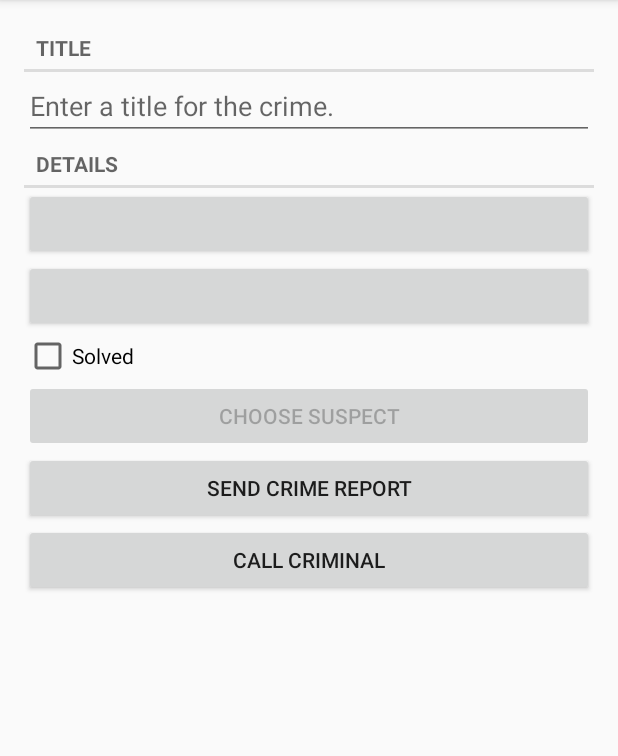
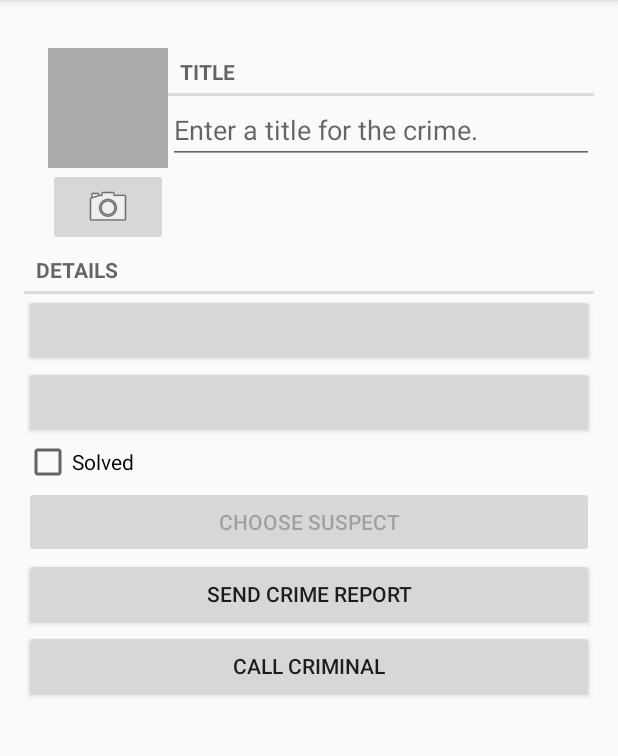
Before and after one commit to jportner12/CriminalIntent, an Android app: the screen it shows after launch (MainActivity), after a tap on "New Crime", on a phone screen of 412 x 824 dp, the part 84-840 px from its top. Run offline under Robolectric (Android 15) with nearby library versions, the phone set to English and light mode, and no system bars; our stand-ins replace Room's generated code; 1 statement that could not run was skipped.

Commit message:
Chapter 16 and Challenge

```diff
--- a/app/src/main/java/com/bigranch/android/criminalintent/Crime.kt
+++ b/app/src/main/java/com/bigranch/android/criminalintent/Crime.kt
@@ -13,4 +13,7 @@ data class Crime(@PrimaryKey val id: UUID =UUID.randomUUID(),
                  var isSolved:Boolean = false,
                  //var requiresPolice: Boolean = false) //this must be deleted because of the database testing
                  var suspect: String = "",
-                 var number: String = "")
+                 var number: String = "") {
+
+    val photoFileName get() = "IMG-$id.jpg"
+}
--- a/app/src/main/java/com/bigranch/android/criminalintent/CrimeDetailViewModel.kt
+++ b/app/src/main/java/com/bigranch/android/criminalintent/CrimeDetailViewModel.kt
@@ -4,6 +4,7 @@ import androidx.lifecycle.LiveData
 import androidx.lifecycle.MutableLiveData
 import androidx.lifecycle.Transformations
 import androidx.lifecycle.ViewModel
+import java.io.File
 import java.util.*
 
 class CrimeDetailViewModel: ViewModel() {
@@ -22,4 +23,8 @@ class CrimeDetailViewModel: ViewModel() {
     fun saveCrime(crime: Crime) {
         crimeRepository.updateCrime(crime)
     }
+
+    fun getPhotoFile(crime: Crime): File {
+        return crimeRepository.getPhotoFile(crime)
+    }
 }
--- a/app/src/main/java/com/bigranch/android/criminalintent/CrimeFragment.kt
+++ b/app/src/main/java/com/bigranch/android/criminalintent/CrimeFragment.kt
@@ -3,12 +3,14 @@ package com.bigranch.android.criminalintent
 import android.Manifest
 import android.annotation.SuppressLint
 import android.app.Activity
+import android.content.Context
 import android.content.Intent
 import android.content.pm.PackageManager
 import android.content.pm.ResolveInfo
 import android.net.Uri
 import android.os.Bundle
 import android.provider.ContactsContract
+import android.provider.MediaStore
 import android.text.Editable
 import android.text.TextWatcher
 import android.text.format.DateFormat
@@ -16,23 +18,24 @@ import android.util.Log
 import android.view.LayoutInflater
 import android.view.View
 import android.view.ViewGroup
-import android.widget.Button
-import android.widget.CheckBox
-import android.widget.DatePicker
-import android.widget.EditText
+import android.widget.*
 import androidx.core.app.ActivityCompat
 import androidx.core.content.ContextCompat
+import androidx.core.content.FileProvider
 import androidx.fragment.app.Fragment
 import androidx.lifecycle.ViewModelProviders
 import androidx.lifecycle.Observer
+import java.io.File
 import java.text.SimpleDateFormat
 import java.util.*
 
 private const val ARG_CRIME_ID = "crime_id"
+private const val PHOTO_FILE = "photo_file"
 private const val TAG = "CrimeFragment"
 private const val DIALOG_DATE = "DialogDate"
 private const val REQUEST_CODE = 0
 private const val REQUEST_CONTACT = 1
+private const val REQUEST_PHOTO = 2
 private const val MY_PERMISSIONS_REQUEST_READ_CONTACTS = 5
 private const val DATE_FORMAT = "E MMM dd, yyyy"
 private const val TIME_FORMAT = "HH:mm z"
@@ -40,6 +43,8 @@ private const val TIME_FORMAT = "HH:mm z"
 @Suppress("DEPRECATION")
 class CrimeFragment : Fragment(), DatePickerFragment.CallBacks, TimePickerFragment.Callbacks {
     private lateinit var crime: Crime
+    private lateinit var photoFile: File
+    private lateinit var photoUri: Uri
     private lateinit var titleField: EditText
     private lateinit var dateButton: Button
     private lateinit var timeButton: Button
@@ -47,8 +52,17 @@ class CrimeFragment : Fragment(), DatePickerFragment.CallBacks, TimePickerFragme
     private lateinit var reportButton: Button
     private lateinit var suspectButton: Button
     private lateinit var callButton: Button
+    private lateinit var photoButton: ImageButton
+    private lateinit var photoView: ImageView
 
     private var phoneAccess = false
+
+    interface Callbacks {
+        fun onPhotoSelected(photoFile: File)
+    }
+
+    private var callbacks: Callbacks? = null
+
 
     private val crimeDetailViewModel: CrimeDetailViewModel by lazy {
         ViewModelProviders.of(this).get(CrimeDetailViewModel::class.java)
@@ -74,6 +88,8 @@ class CrimeFragment : Fragment(), DatePickerFragment.CallBacks, TimePickerFragme
         reportButton = view.findViewById(R.id.crime_report) as Button
         suspectButton = view.findViewById(R.id.crime_suspect) as Button
         callButton = view.findViewById(R.id.crime_call) as Button
+        photoButton = view.findViewById(R.id.crime_camera) as ImageButton
+        photoView = view.findViewById(R.id.crime_photo) as ImageView
 
         return view
     }
@@ -85,6 +101,10 @@ class CrimeFragment : Fragment(), DatePickerFragment.CallBacks, TimePickerFragme
             Observer { crime ->
                 crime?.let {
                     this.crime = crime
+                    photoFile = crimeDetailViewModel.getPhotoFile(crime)
+                    photoUri = FileProvider.getUriForFile(requireActivity(),
+                        "com.bignerdranch.android.criminalintent.fileprovider",
+                        photoFile)
                     updateUI()
                 }
             })
@@ -95,6 +115,11 @@ class CrimeFragment : Fragment(), DatePickerFragment.CallBacks, TimePickerFragme
             callButton.isEnabled = true
         }
 
+    }
+
+    override fun onAttach(context: Context) {
+        super.onAttach(context)
+        callbacks = context as Callbacks
     }
 
     override fun onStart() {
@@ -170,14 +195,54 @@ class CrimeFragment : Fragment(), DatePickerFragment.CallBacks, TimePickerFragme
             startActivity(pickContactIntent)
         }
 
-        if (phoneAccess == false) {
+        if (!phoneAccess) {
             callButton.isEnabled = false
+        }
+
+        photoButton.apply {
+            val packageManager: PackageManager = requireActivity().packageManager
+
+            val captureImage = Intent(MediaStore.ACTION_IMAGE_CAPTURE)
+            val resolvedActivity: ResolveInfo? =
+                packageManager.resolveActivity(captureImage,
+                    PackageManager.MATCH_DEFAULT_ONLY)
+            if (resolvedActivity == null) {
+                isEnabled = false
+            }
+
+            setOnClickListener {
+                captureImage.putExtra(MediaStore.EXTRA_OUTPUT, photoUri)
+
+                val cameraActivities: List<ResolveInfo> =
+                    packageManager.queryIntentActivities(captureImage,
+                        PackageManager.MATCH_DEFAULT_ONLY)
+
+                for (cameraActivity in cameraActivities) {
+                    requireActivity().grantUriPermission(
+                        cameraActivity.activityInfo.packageName,
+                        photoUri,
+                        Intent.FLAG_GRANT_WRITE_URI_PERMISSION)
+                }
+
+                startActivityForResult(captureImage, REQUEST_PHOTO)
+            }
+        }
+        photoView.setOnClickListener {
+            if (photoFile.exists()) {
+                callbacks?.onPhotoSelected(photoFile)
+            }
         }
     }
 
     override fun onStop() {
         super.onStop()
         crimeDetailViewModel.saveCrime(crime)
+    }
+
+    override fun onDetach() {
+        super.onDetach()
+        requireActivity().revokeUriPermission(photoUri,
+            Intent.FLAG_GRANT_WRITE_URI_PERMISSION)
     }
 
     override fun onDateSelected(date:Date) {
@@ -210,6 +275,16 @@ class CrimeFragment : Fragment(), DatePickerFragment.CallBacks, TimePickerFragme
             suspectButton.text = crime.suspect
         }
         callButton.isEnabled = crime.number.isNotEmpty()
+        updatePhotoView()
+    }
+
+    private fun updatePhotoView() {
+        if (photoFile.exists()) {
+            val bitmap = getScaledBitmap(photoFile.path, requireActivity())
+            photoView.setImageBitmap(bitmap)
+        } else {
+            photoView.setImageDrawable(null)
+        }
     }
 
     override fun onActivityResult(requestCode: Int, resultCode: Int, data: Intent?) {
@@ -249,6 +324,12 @@ class CrimeFragment : Fragment(), DatePickerFragment.CallBacks, TimePickerFragme
                     crimeDetailViewModel.saveCrime(crime)
                     suspectButton.text = suspect
                 }
+            }
+
+            requestCode == REQUEST_PHOTO -> {
+                requireActivity().revokeUriPermission(photoUri,
+                    Intent.FLAG_GRANT_WRITE_URI_PERMISSION)
+                updatePhotoView()
             }
         }
     }
--- a/app/src/main/java/com/bigranch/android/criminalintent/CrimeRepository.kt
+++ b/app/src/main/java/com/bigranch/android/criminalintent/CrimeRepository.kt
@@ -4,6 +4,7 @@ import android.content.Context
 import androidx.lifecycle.LiveData
 import androidx.room.Room
 import com.bigranch.android.criminalintent.database.CrimeDatabase
+import java.io.File
 import java.lang.IllegalStateException
 import java.util.*
 import java.util.concurrent.Executor
@@ -18,6 +19,7 @@ class CrimeRepository private constructor(context: Context) {
     private val crimeDao = database.crimeDao()
 
     private val executor = Executors.newSingleThreadExecutor()
+    private val filesDir = context.applicationContext.filesDir
 
     fun getCrimes(): LiveData<MutableList<Crime>> = crimeDao.getCrimes()
 
@@ -35,6 +37,8 @@ class CrimeRepository private constructor(context: Context) {
         }
     }
 
+    fun getPhotoFile(crime: Crime): File = File(filesDir, crime.photoFileName)
+
     companion object {
         private var INSTANCE: CrimeRepository? = null
 
--- a/app/src/main/java/com/bigranch/android/criminalintent/MainActivity.kt
+++ b/app/src/main/java/com/bigranch/android/criminalintent/MainActivity.kt
@@ -3,10 +3,11 @@ package com.bigranch.android.criminalintent
 import androidx.appcompat.app.AppCompatActivity
 import android.os.Bundle
 import android.util.Log
+import java.io.File
 import java.util.*
 
 private const val TAG = "MainActivity"
-class MainActivity : AppCompatActivity(), CrimeListFragment.Callbacks {
+class MainActivity : AppCompatActivity(), CrimeListFragment.Callbacks, CrimeFragment.Callbacks {
 
     override fun onCreate(savedInstanceState: Bundle?) {
         super.onCreate(savedInstanceState)
@@ -24,4 +25,10 @@ class MainActivity : AppCompatActivity(), CrimeListFragment.Callbacks {
         val fragment = CrimeFragment.newInstance(crimeId)
         supportFragmentManager.beginTransaction().replace(R.id.fragment_container, fragment).addToBackStack(null).commit()
     }
+
+    override fun onPhotoSelected(photoFile: File) {
+        val fragment = CrimeZoomFragment.newInstance(photoFile)
+        supportFragmentManager.beginTransaction().replace(R.id.fragment_container, fragment).addToBackStack(null).commit()
+
+    }
 }
--- a/app/src/main/res/layout/fragment_crime.xml
+++ b/app/src/main/res/layout/fragment_crime.xml
@@ -5,6 +5,39 @@
     android:layout_width="match_parent"
     android:layout_height="match_parent"
     android:layout_margin="16dp">
+
+    <LinearLayout
+        android:layout_width="match_parent"
+        android:layout_height="wrap_content"
+        android:orientation="horizontal"
+        android:layout_marginStart="16dp"
+        android:layout_marginTop="16dp">
+
+        <LinearLayout
+            android:layout_width="wrap_content"
+            android:layout_height="wrap_content"
+            android:orientation="vertical">
+
+            <ImageView
+                android:layout_width="80dp"
+                android:layout_height="80dp"
+                android:id="@+id/crime_photo"
+                android:scaleType="centerInside"
+                android:cropToPadding="true"
+                android:background="@android:color/darker_gray"/>
+
+            <ImageButton
+                android:layout_width="match_parent"
+                android:layout_height="wrap_content"
+                android:id="@+id/crime_camera"
+                android:src="@android:drawable/ic_menu_camera"/>
+        </LinearLayout>
+
+        <LinearLayout
+            android:layout_width="0dp"
+            android:layout_height="wrap_content"
+            android:orientation="vertical"
+            android:layout_weight="1">
 
             <TextView
                 style="?android:listSeparatorTextViewStyle"
@@ -17,6 +50,8 @@
                 android:layout_width="match_parent"
                 android:layout_height="wrap_content"
                 android:hint="@string/crime_title_hint"/>
+        </LinearLayout>
+    </LinearLayout>
 
     <TextView
         style="?android:listSeparatorTextViewStyle"
--- /dev/null
+++ b/app/src/main/res/xml/files.xml
@@ -0,0 +1,6 @@
+<?xml version="1.0" encoding="utf-8"?>
+<paths>
+    <files-path
+        name="crime_photos"
+        path="."/>
+</paths>
```
Also changed, not shown: app/src/main/AndroidManifest.xml (+10 -0 lines), app/src/main/java/com/bigranch/android/criminalintent/CrimeZoomFragment.kt (added, +72 -0 lines), app/src/main/java/com/bigranch/android/criminalintent/PictureUtils.kt (added, +43 -0 lines), app/src/main/res/layout/fragment_crime_photo_zoom.xml (added, +29 -0 lines). Lines whose indentation alone changed are shown as unchanged.
